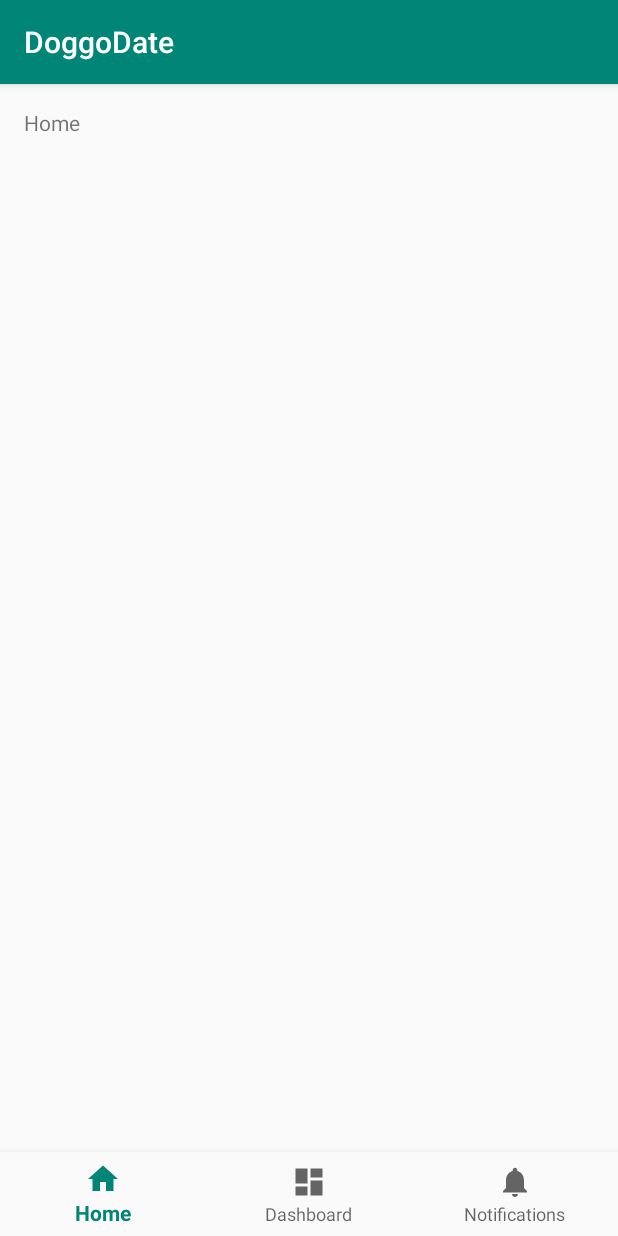
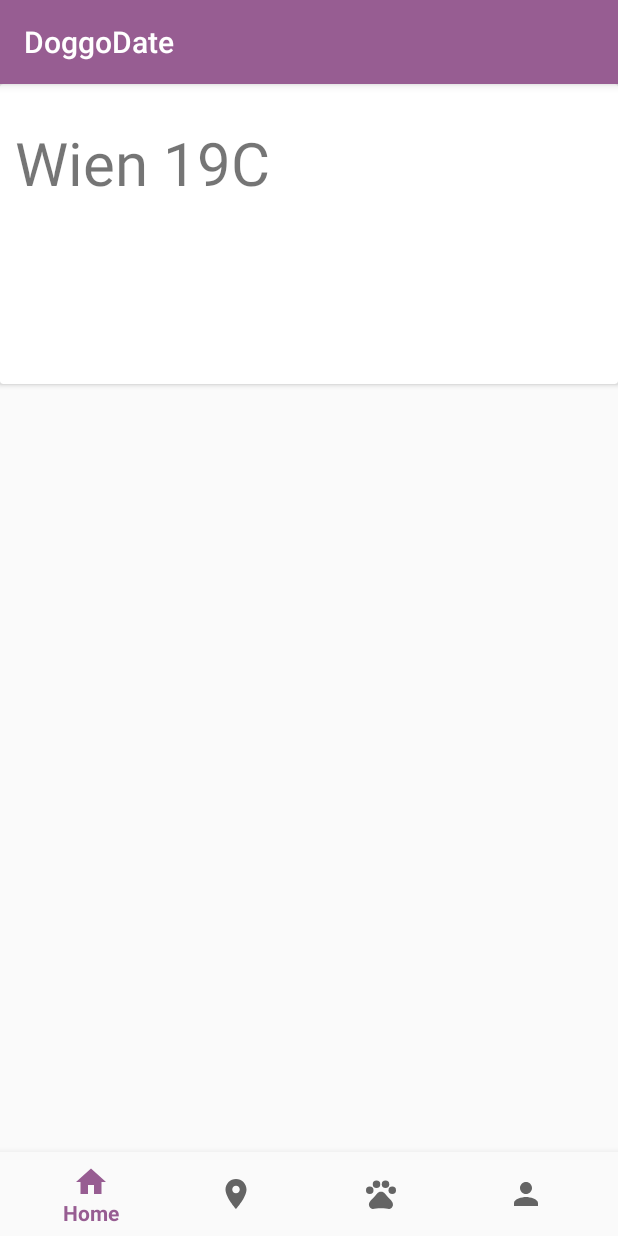
Before and after one commit to theastrocoder/DoggoDate, an Android app: the screen it shows after launch (MainActivity), on a phone screen of 412 x 824 dp. Run offline under Robolectric (Android 15) with nearby library versions, the phone set to English and light mode, and no system bars.

Commit message:
basic main

```diff
--- a/app/build.gradle
+++ b/app/build.gradle
@@ -26,4 +26,5 @@ dependencies {
     testImplementation 'junit:junit:4.12'
     androidTestImplementation 'com.android.support.test:runner:1.0.2'
     androidTestImplementation 'com.android.support.test.espresso:espresso-core:3.0.2'
+    implementation 'com.android.support:cardview-v7:28.0.0'
 }
--- a/app/src/main/java/io/mse/doggodate/MainActivity.java
+++ b/app/src/main/java/io/mse/doggodate/MainActivity.java
@@ -20,10 +20,13 @@ public class MainActivity extends AppCompatActivity {
                     mTextMessage.setText(R.string.title_home);
                     return true;
                 case R.id.navigation_dashboard:
-                    mTextMessage.setText(R.string.title_dashboard);
+                    mTextMessage.setText(R.string.title_map);
                     return true;
                 case R.id.navigation_notifications:
-                    mTextMessage.setText(R.string.title_notifications);
+                    mTextMessage.setText(R.string.title_doggos);
+                    return true;
+                case R.id.navigation_profile:
+                    mTextMessage.setText(R.string.title_profile);
                     return true;
             }
             return false;
--- a/app/src/main/res/drawable/ic_dashboard_black_24dp.xml
+++ /dev/null
@@ -1,9 +0,0 @@
-<vector xmlns:android="http://schemas.android.com/apk/res/android"
-    android:width="24dp"
-    android:height="24dp"
-    android:viewportWidth="24.0"
-    android:viewportHeight="24.0">
-    <path
-        android:fillColor="#FF000000"
-        android:pathData="M3,13h8L11,3L3,3v10zM3,21h8v-6L3,15v6zM13,21h8L21,11h-8v10zM13,3v6h8L21,3h-8z" />
-</vector>
--- /dev/null
+++ b/app/src/main/res/drawable/ic_map_on_black_24dp.xml
@@ -0,0 +1,9 @@
+<vector xmlns:android="http://schemas.android.com/apk/res/android"
+        android:width="24dp"
+        android:height="24dp"
+        android:viewportWidth="24.0"
+        android:viewportHeight="24.0">
+    <path
+        android:fillColor="#FF000000"
+        android:pathData="M12,2C8.13,2 5,5.13 5,9c0,5.25 7,13 7,13s7,-7.75 7,-13c0,-3.87 -3.13,-7 -7,-7zM12,11.5c-1.38,0 -2.5,-1.12 -2.5,-2.5s1.12,-2.5 2.5,-2.5 2.5,1.12 2.5,2.5 -1.12,2.5 -2.5,2.5z"/>
+</vector>
--- a/app/src/main/res/drawable/ic_notifications_black_24dp.xml
+++ /dev/null
@@ -1,9 +0,0 @@
-<vector xmlns:android="http://schemas.android.com/apk/res/android"
-    android:width="24dp"
-    android:height="24dp"
-    android:viewportWidth="24.0"
-    android:viewportHeight="24.0">
-    <path
-        android:fillColor="#FF000000"
-        android:pathData="M12,22c1.1,0 2,-0.9 2,-2h-4c0,1.1 0.89,2 2,2zM18,16v-5c0,-3.07 -1.64,-5.64 -4.5,-6.32L13.5,4c0,-0.83 -0.67,-1.5 -1.5,-1.5s-1.5,0.67 -1.5,1.5v0.68C7.63,5.36 6,7.92 6,11v5l-2,2v1h16v-1l-2,-2z" />
-</vector>
--- /dev/null
+++ b/app/src/main/res/drawable/ic_person_black_24dp.xml
@@ -0,0 +1,9 @@
+<vector xmlns:android="http://schemas.android.com/apk/res/android"
+        android:width="24dp"
+        android:height="24dp"
+        android:viewportWidth="24.0"
+        android:viewportHeight="24.0">
+    <path
+        android:fillColor="#FF000000"
+        android:pathData="M12,12c2.21,0 4,-1.79 4,-4s-1.79,-4 -4,-4 -4,1.79 -4,4 1.79,4 4,4zM12,14c-2.67,0 -8,1.34 -8,4v2h16v-2c0,-2.66 -5.33,-4 -8,-4z"/>
+</vector>
--- /dev/null
+++ b/app/src/main/res/drawable/ic_pets_black_24dp.xml
@@ -0,0 +1,21 @@
+<vector xmlns:android="http://schemas.android.com/apk/res/android"
+        android:width="24dp"
+        android:height="24dp"
+        android:viewportWidth="24.0"
+        android:viewportHeight="24.0">
+    <path
+        android:fillColor="#FF000000"
+        android:pathData="M4.5,9.5m-2.5,0a2.5,2.5 0,1 1,5 0a2.5,2.5 0,1 1,-5 0"/>
+    <path
+        android:fillColor="#FF000000"
+        android:pathData="M9,5.5m-2.5,0a2.5,2.5 0,1 1,5 0a2.5,2.5 0,1 1,-5 0"/>
+    <path
+        android:fillColor="#FF000000"
+        android:pathData="M15,5.5m-2.5,0a2.5,2.5 0,1 1,5 0a2.5,2.5 0,1 1,-5 0"/>
+    <path
+        android:fillColor="#FF000000"
+        android:pathData="M19.5,9.5m-2.5,0a2.5,2.5 0,1 1,5 0a2.5,2.5 0,1 1,-5 0"/>
+    <path
+        android:fillColor="#FF000000"
+        android:pathData="M17.34,14.86c-0.87,-1.02 -1.6,-1.89 -2.48,-2.91 -0.46,-0.54 -1.05,-1.08 -1.75,-1.32 -0.11,-0.04 -0.22,-0.07 -0.33,-0.09 -0.25,-0.04 -0.52,-0.04 -0.78,-0.04s-0.53,0 -0.79,0.05c-0.11,0.02 -0.22,0.05 -0.33,0.09 -0.7,0.24 -1.28,0.78 -1.75,1.32 -0.87,1.02 -1.6,1.89 -2.48,2.91 -1.31,1.31 -2.92,2.76 -2.62,4.79 0.29,1.02 1.02,2.03 2.33,2.32 0.73,0.15 3.06,-0.44 5.54,-0.44h0.18c2.48,0 4.81,0.58 5.54,0.44 1.31,-0.29 2.04,-1.31 2.33,-2.32 0.31,-2.04 -1.3,-3.49 -2.61,-4.8z"/>
+</vector>
--- a/app/src/main/res/layout/activity_main.xml
+++ b/app/src/main/res/layout/activity_main.xml
@@ -7,16 +7,6 @@
     android:layout_height="match_parent"
     tools:context=".MainActivity">
 
-    <TextView
-        android:id="@+id/message"
-        android:layout_width="wrap_content"
-        android:layout_height="wrap_content"
-        android:layout_marginStart="@dimen/activity_horizontal_margin"
-        android:layout_marginLeft="@dimen/activity_horizontal_margin"
-        android:layout_marginTop="@dimen/activity_vertical_margin"
-        android:text="@string/title_home"
-        app:layout_constraintLeft_toLeftOf="parent"
-        app:layout_constraintTop_toTopOf="parent" />
 
     <android.support.design.widget.BottomNavigationView
         android:id="@+id/nav_view"
@@ -30,4 +20,22 @@
         app:layout_constraintRight_toRightOf="parent"
         app:menu="@menu/bottom_nav_menu" />
 
+    <android.support.v7.widget.CardView
+        android:layout_width="match_parent"
+        android:layout_height="200dp"
+        android:gravity="center_horizontal"
+        app:layout_constraintTop_toTopOf="parent"
+        tools:layout_editor_absoluteX="0dp" >
+
+        <TextView
+            android:id="@+id/textView"
+            android:layout_width="288dp"
+            android:layout_height="wrap_content"
+            android:text="Wien 19C"
+            android:textSize="40sp"
+            android:translationX="10dp"
+            android:translationY="25dp" />
+
+    </android.support.v7.widget.CardView>
+
 </android.support.constraint.ConstraintLayout>
--- a/app/src/main/res/menu/bottom_nav_menu.xml
+++ b/app/src/main/res/menu/bottom_nav_menu.xml
@@ -8,12 +8,16 @@
 
     <item
         android:id="@+id/navigation_dashboard"
-        android:icon="@drawable/ic_dashboard_black_24dp"
-        android:title="@string/title_dashboard" />
+        android:icon="@drawable/ic_map_on_black_24dp"
+        android:title="@string/title_map" />
 
     <item
         android:id="@+id/navigation_notifications"
-        android:icon="@drawable/ic_notifications_black_24dp"
-        android:title="@string/title_notifications" />
+        android:icon="@drawable/ic_pets_black_24dp"
+        android:title="@string/title_doggos" />
+    <item
+        android:id="@+id/navigation_profile"
+        android:icon="@drawable/ic_person_black_24dp"
+        android:title="@string/title_profile" />
 
 </menu>
--- a/app/src/main/res/values/colors.xml
+++ b/app/src/main/res/values/colors.xml
@@ -1,6 +1,10 @@
 <?xml version="1.0" encoding="utf-8"?>
 <resources>
-    <color name="colorPrimary">#008577</color>
-    <color name="colorPrimaryDark">#00574B</color>
+    <color name="colorPrimary">#975D92</color>
+    <color name="colorPrimaryLight">#c29bc4</color>
+
+    <color name="colorPrimaryDark">#8A448F</color>
     <color name="colorAccent">#D81B60</color>
+    <color name="colorSecondary">#795548</color>
+
 </resources>
--- a/app/src/main/res/values/strings.xml
+++ b/app/src/main/res/values/strings.xml
@@ -1,6 +1,8 @@
 <resources>
     <string name="app_name">DoggoDate</string>
     <string name="title_home">Home</string>
-    <string name="title_dashboard">Dashboard</string>
-    <string name="title_notifications">Notifications</string>
+    <string name="title_map">Map</string>
+    <string name="title_doggos">Doggos</string>
+    <string name="title_profile">Profile</string>
+
 </resources>
```
